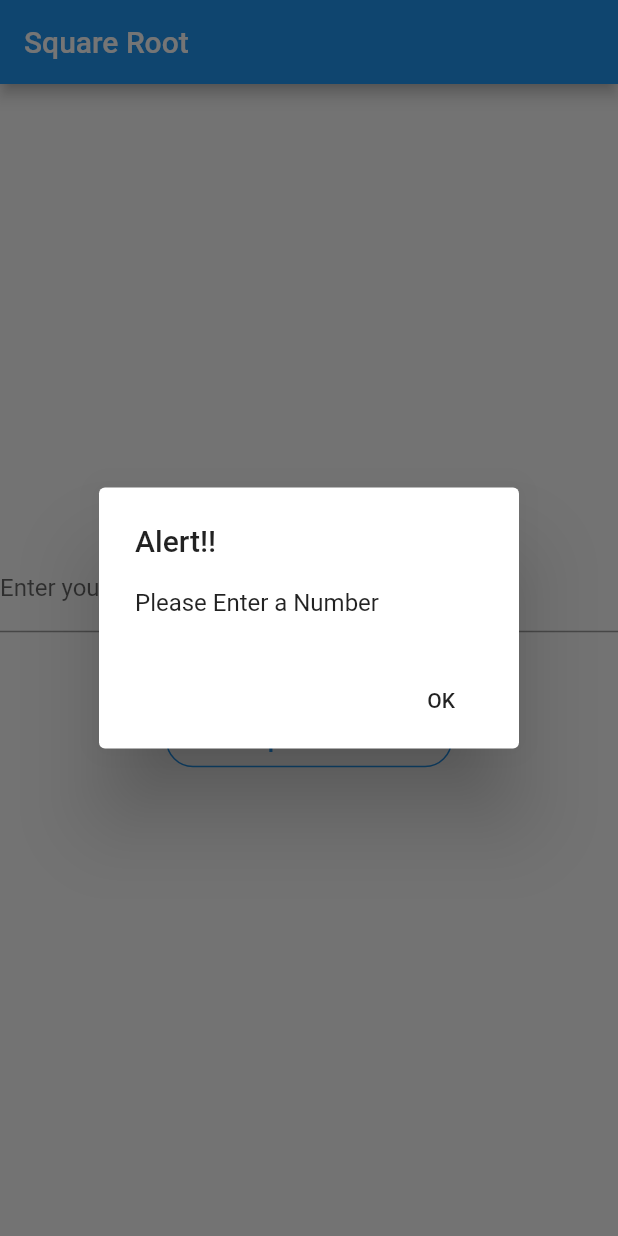
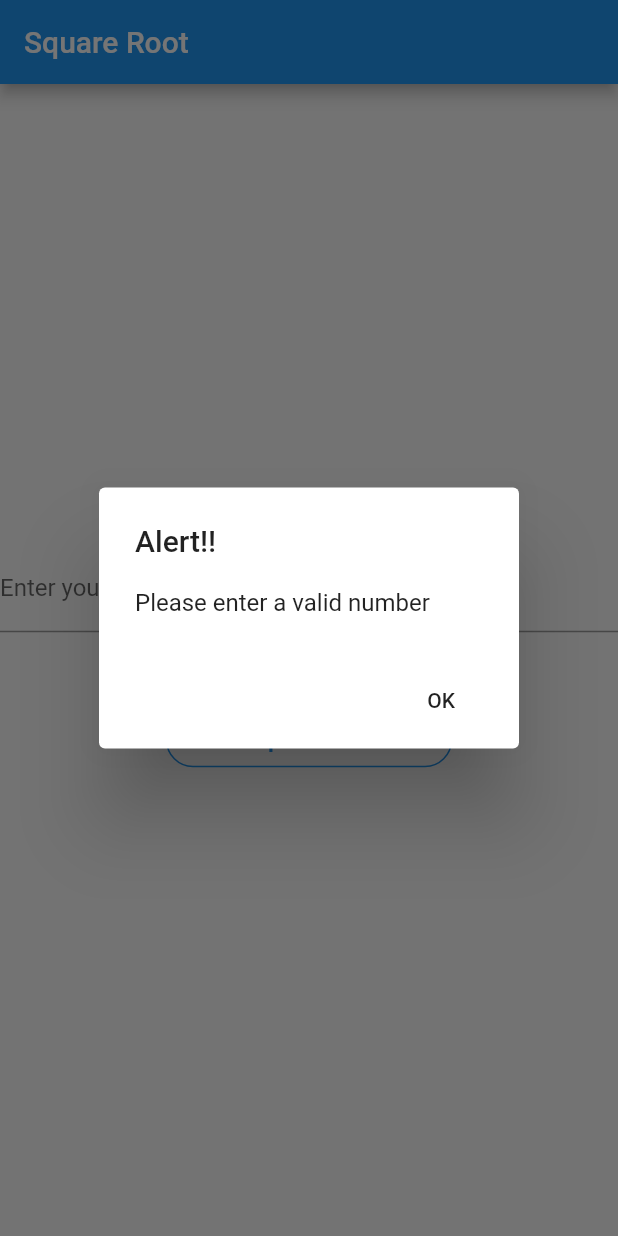
Before and after one commit to mumtazmuttahir/DemoCalculator, a Flutter app: the SquareRootOperand screen opened directly with empty values, after a tap on "To Result", on a phone screen of 412 x 824 dp. Run offline on Flutter 3.47's test engine with Material 2 defaults, Android fonts, the light colour scheme and no system bars.

Commit message:
fix the erroe handling for the textFields

```diff
--- a/demo_calculator/lib/Configurations/config.dart
+++ b/demo_calculator/lib/Configurations/config.dart
@@ -26,7 +26,7 @@ class Config {
 
   //Alert Content
   static const okButton = "OK";
-  static const enterNumberContent = "Please Enter a Number";
+  static const enterNumberContent = "Please enter a valid number";
   static const enterNonZeroDenominator = "Denominator cannot not be 0";
   static const alertContent = "Alert!!";
 
--- a/demo_calculator/lib/Views/squareroot_operand.dart
+++ b/demo_calculator/lib/Views/squareroot_operand.dart
@@ -15,7 +15,6 @@ class SquareRootOperand extends StatefulWidget {
   }
 
   _SquareRootOperandState createState() => _SquareRootOperandState();
-
 }
 
 class _SquareRootOperandState extends State<SquareRootOperand> {
@@ -36,6 +35,34 @@ class _SquareRootOperandState extends State<SquareRootOperand> {
     return false;
   }
 
+  String value = '';
+  String output = 'Not Checked';
+
+  checkTextInputData() {
+    setState(() {
+      value = controller.text;
+    });
+
+    print(_isNumeric(value));
+
+    if (_isNumeric(value) == true) {
+      setState(() {
+        output = 'Value is Number';
+      });
+    } else {
+      setState(() {
+        output = 'Value is Not Number';
+      });
+    }
+  }
+
+  bool _isNumeric(String result) {
+    if (result == null) {
+      return false;
+    }
+    return double.tryParse(result) != null;
+  }
+
   @override
   Widget build(BuildContext context) {
     return Scaffold(
@@ -50,21 +77,26 @@ class _SquareRootOperandState extends State<SquareRootOperand> {
           children: <Widget>[
             TextField(
               controller: controller,
-              decoration: new InputDecoration(labelText: Config.enterNumberText),
+              decoration:
+                  new InputDecoration(labelText: Config.enterNumberText),
               keyboardType:
                   TextInputType.numberWithOptions(signed: false, decimal: true),
             ),
             TextButton(
               onPressed: () {
-                if (isEmpty(controller.text)) {
+                if (isEmpty(controller.text) || double.tryParse(controller.text) == null) {
                   // show the dialog
-                  _showDialog ();
+                  _showDialog(Config.alertContent, Config.enterNumberContent,
+                      Config.okButton);
                 } else if (num.parse(controller.text) is num) {
                   double squareRoot = sqrt(num.parse(controller.text));
                   Navigator.pushAndRemoveUntil(
                       context,
                       MaterialPageRoute(
-                        builder: (context) => Result(result: squareRoot, operationType: widget.selectedOperator,),
+                        builder: (context) => Result(
+                          result: squareRoot,
+                          operationType: widget.selectedOperator,
+                        ),
                       ),
                       (route) => false);
                 }
@@ -72,7 +104,8 @@ class _SquareRootOperandState extends State<SquareRootOperand> {
               style: ButtonStyle(
                 shape: MaterialStateProperty.all<RoundedRectangleBorder>(
                     RoundedRectangleBorder(
-                        borderRadius: BorderRadius.circular(Config.buttonBorderRadius),
+                        borderRadius:
+                            BorderRadius.circular(Config.buttonBorderRadius),
                         side: BorderSide(color: Colors.blue))),
               ),
               child: Text(Config.toResult),
@@ -85,13 +118,13 @@ class _SquareRootOperandState extends State<SquareRootOperand> {
                 shape: MaterialStateProperty.all<RoundedRectangleBorder>(
                     RoundedRectangleBorder(
                         borderRadius:
-                        BorderRadius.circular(Config.buttonBorderRadius),
+                            BorderRadius.circular(Config.buttonBorderRadius),
                         side: BorderSide(color: Colors.blue))),
               ),
               child: Text(
                 Config.toOperationSelection,
                 style:
-                TextStyle(color: Colors.blue, fontWeight: FontWeight.bold),
+                    TextStyle(color: Colors.blue, fontWeight: FontWeight.bold),
               ),
             ),
           ],
@@ -100,16 +133,18 @@ class _SquareRootOperandState extends State<SquareRootOperand> {
     );
   }
 
-  void _showDialog() {
+  //Show the
+  void _showDialog(
+      String _alertContent, String _enterNumberContent, String _okButton) {
     showDialog(
       context: context,
       builder: (BuildContext context) {
         return AlertDialog(
-          title: new Text(Config.alertContent),
-          content: new Text(Config.enterNumberContent),
+          title: new Text(_alertContent),
+          content: new Text(_enterNumberContent),
           actions: <Widget>[
             new FlatButton(
-              child: new Text(Config.okButton),
+              child: new Text(_okButton),
               onPressed: () {
                 Navigator.of(context).pop();
               },
@@ -120,8 +155,9 @@ class _SquareRootOperandState extends State<SquareRootOperand> {
     );
   }
 
+  //Navigate the user to the Selection Operator Screen
   void _goToSelectionOperationMenu() {
-    Navigator.pushReplacement(context,
-        MaterialPageRoute(builder: (context) => SelectOperation()));
+    Navigator.pushReplacement(
+        context, MaterialPageRoute(builder: (context) => SelectOperation()));
   }
 }
```
Also changed, not shown: demo_calculator/lib/Views/operand.dart (+9 -5 lines).
